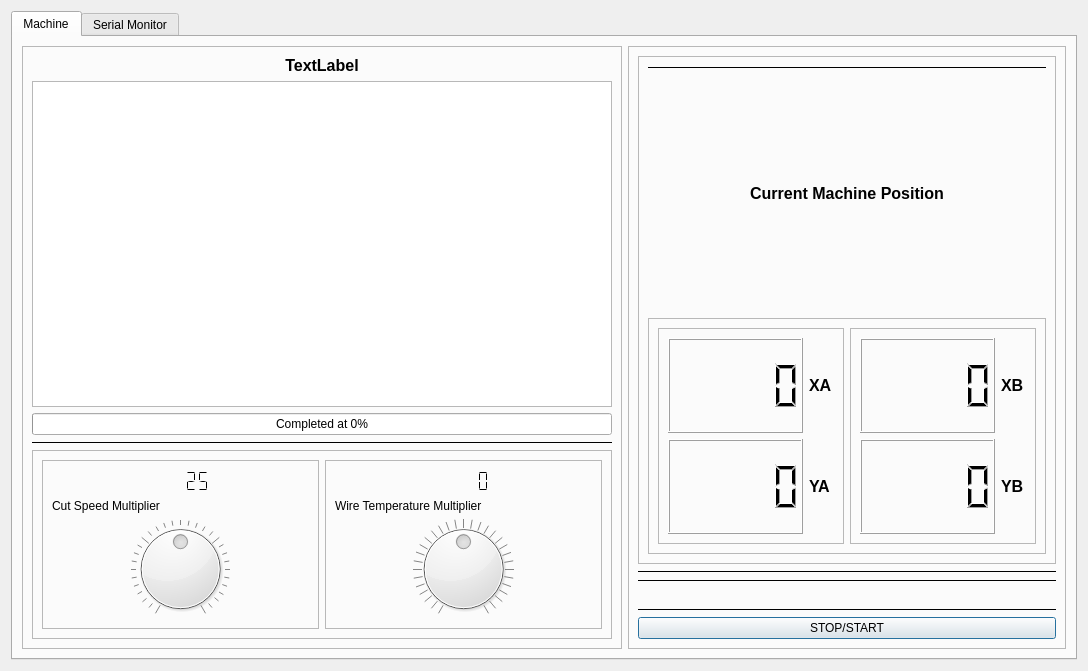
Before: the Qt Designer form Workbench/ui/ControlPanel.ui in JMG1/NiCr, drawn with Qt 5.
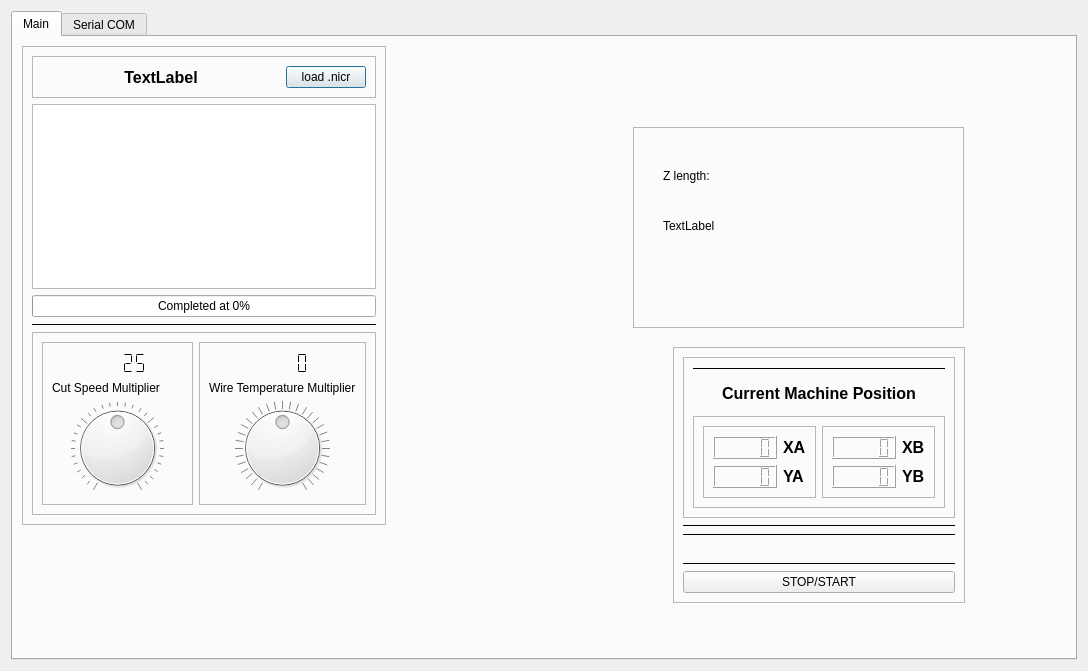
After: the same form once the commit is applied. Icons and pictures are not drawn.

Commit message: added .nicr file loader

What changed in the file:
```diff
--- a/Workbench/ui/ControlPanel.ui
+++ b/Workbench/ui/ControlPanel.ui
@@ -31,11 +31,17 @@
      </property>
      <widget class="QWidget" name="tab">
       <attribute name="title">
-       <string>Machine</string>
+       <string>Main</string>
       </attribute>
-      <layout class="QHBoxLayout" name="horizontalLayout_7">
-       <item>
         <widget class="QFrame" name="frame_2">
+       <property name="geometry">
+        <rect>
+         <x>9</x>
+         <y>9</y>
+         <width>364</width>
+         <height>479</height>
+        </rect>
+       </property>
          <property name="maximumSize">
           <size>
            <width>600</width>
@@ -50,6 +56,15 @@
          </property>
          <layout class="QVBoxLayout" name="verticalLayout">
           <item>
+         <widget class="QFrame" name="frame_16">
+          <property name="frameShape">
+           <enum>QFrame::StyledPanel</enum>
+          </property>
+          <property name="frameShadow">
+           <enum>QFrame::Raised</enum>
+          </property>
+          <layout class="QHBoxLayout" name="horizontalLayout_7">
+           <item>
            <widget class="QLabel" name="lbl_program_name">
             <property name="font">
              <font>
@@ -67,7 +82,23 @@
            </widget>
           </item>
           <item>
-           <widget class="QListWidget" name="listWidget_commands"/>
+            <widget class="QPushButton" name="btn_load_nicr_file">
+             <property name="maximumSize">
+              <size>
+               <width>80</width>
+               <height>16777215</height>
+              </size>
+             </property>
+             <property name="text">
+              <string>load .nicr</string>
+             </property>
+            </widget>
+           </item>
+          </layout>
+         </widget>
+        </item>
+        <item>
+         <widget class="QListWidget" name="lw_commands"/>
           </item>
           <item>
            <widget class="QProgressBar" name="progressBar_completed">
@@ -288,9 +319,15 @@
           </item>
          </layout>
         </widget>
-       </item>
-       <item>
         <widget class="QFrame" name="frame_12">
+       <property name="geometry">
+        <rect>
+         <x>660</x>
+         <y>310</y>
+         <width>292</width>
+         <height>256</height>
+        </rect>
+       </property>
          <property name="frameShape">
           <enum>QFrame::StyledPanel</enum>
          </property>
@@ -526,12 +563,52 @@
           </item>
          </layout>
         </widget>
-       </item>
-      </layout>
+      <widget class="QFrame" name="frame_15">
+       <property name="geometry">
+        <rect>
+         <x>620</x>
+         <y>90</y>
+         <width>331</width>
+         <height>201</height>
+        </rect>
+       </property>
+       <property name="frameShape">
+        <enum>QFrame::StyledPanel</enum>
+       </property>
+       <property name="frameShadow">
+        <enum>QFrame::Raised</enum>
+       </property>
+       <widget class="QLabel" name="label_8">
+        <property name="geometry">
+         <rect>
+          <x>30</x>
+          <y>40</y>
+          <width>56</width>
+          <height>17</height>
+         </rect>
+        </property>
+        <property name="text">
+         <string>Z length:</string>
+        </property>
+       </widget>
+       <widget class="QLabel" name="label_9">
+        <property name="geometry">
+         <rect>
+          <x>30</x>
+          <y>90</y>
+          <width>56</width>
+          <height>17</height>
+         </rect>
+        </property>
+        <property name="text">
+         <string>TextLabel</string>
+        </property>
+       </widget>
+      </widget>
      </widget>
      <widget class="QWidget" name="tab_2">
       <attribute name="title">
-       <string>Serial Monitor</string>
+       <string>Serial COM</string>
       </attribute>
       <layout class="QHBoxLayout" name="horizontalLayout_8">
        <item>
@@ -580,27 +657,6 @@
           <enum>QFrame::Raised</enum>
          </property>
          <layout class="QVBoxLayout" name="verticalLayout_5">
-          <item>
-           <widget class="QLabel" name="label_9">
-            <property name="font">
-             <font>
-              <pointsize>12</pointsize>
-              <weight>75</weight>
-              <bold>true</bold>
-              <underline>false</underline>
-             </font>
-            </property>
-            <property name="autoFillBackground">
-             <bool>false</bool>
-            </property>
-            <property name="text">
-             <string>Serial Communication</string>
-            </property>
-            <property name="alignment">
-             <set>Qt::AlignCenter</set>
-            </property>
-           </widget>
-          </item>
           <item>
            <widget class="QFrame" name="frame_9">
             <property name="frameShape">
```
Left out of the diff: 15 changed lines with no effect on the pictures. Lines whose indentation alone changed are shown as unchanged. The commit also changes 1 other file.
